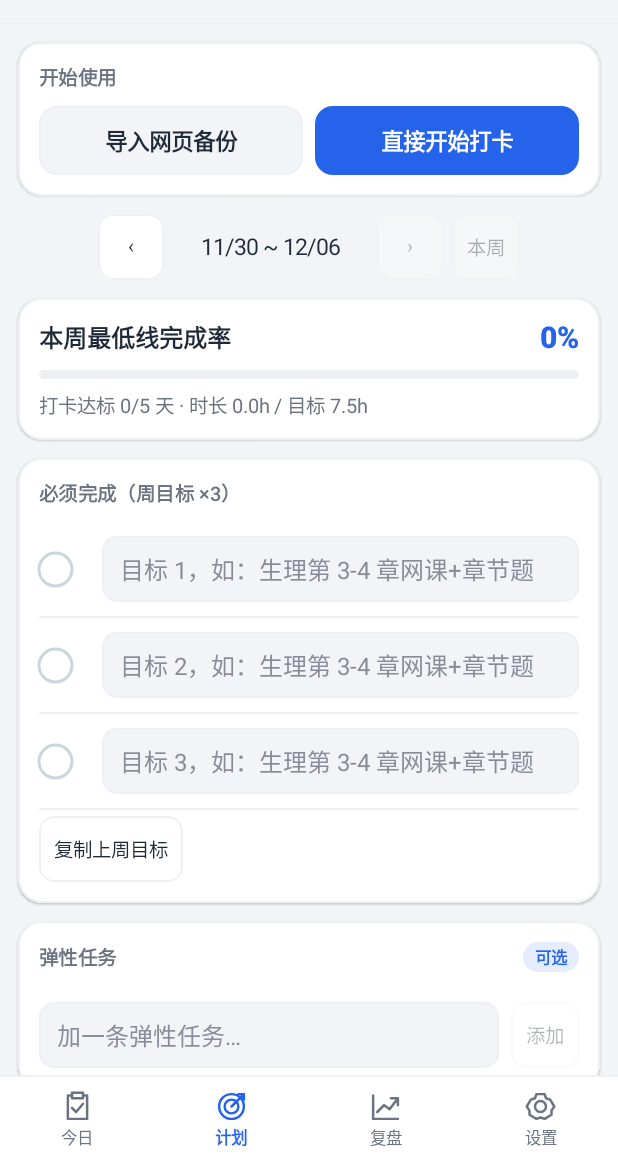
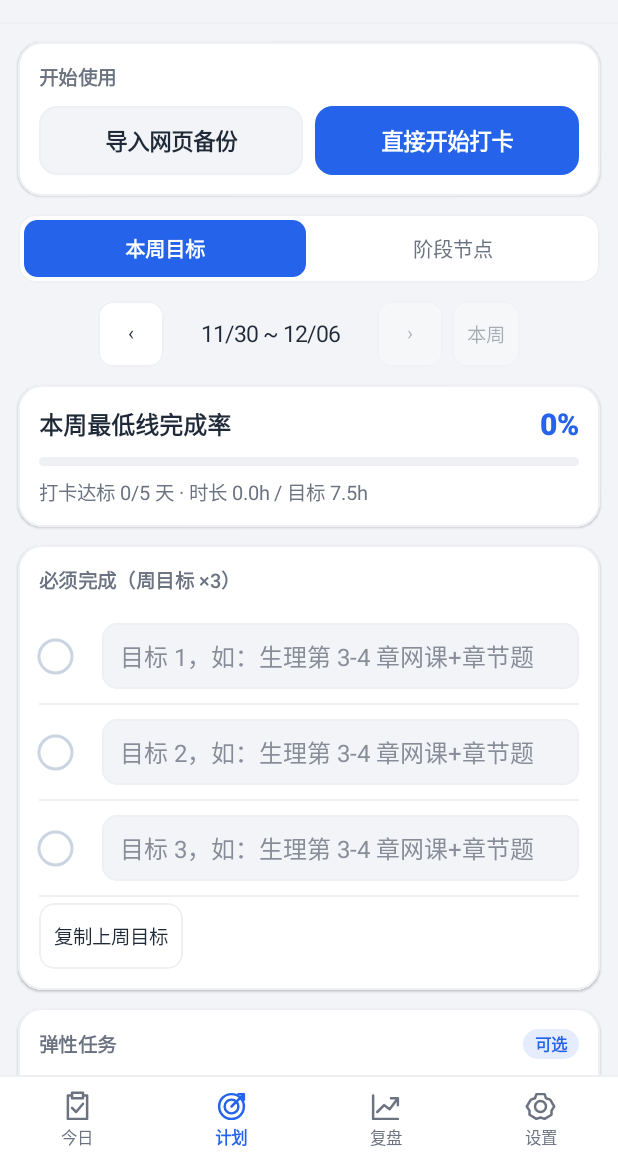
Before and after one commit to xjb1337/kaoyan-checkin, an Android app built with Jetpack Compose: the screen it shows after launch (MainActivity), item 2 of the bottom bar chosen, on a phone screen of 412 x 824 dp, the part 78-1236 px from its top. Run offline under Robolectric (Android 15) with nearby library versions, the phone set to English and light mode, and no system bars; our stand-ins replace Room's generated code; network calls fail; pictures from the network do not load.

Commit message:
Android：分段切换与首屏摘要条，缩短页面长度并突出关键信息

```diff
--- a/android/app/src/main/java/com/xjb/kaoyancheckin/MainActivity.kt
+++ b/android/app/src/main/java/com/xjb/kaoyancheckin/MainActivity.kt
@@ -153,6 +153,8 @@ private fun CheckinApp(openTodaySignal: Int, model: CheckinViewModel, updates: U
         Box(Modifier.weight(1f).fillMaxWidth(), contentAlignment = Alignment.TopCenter) {
             if (!model.ready) CircularProgressIndicator(Modifier.align(Alignment.Center))
             else key(model.page, openTodaySignal) {
+                var planSubPage by rememberSaveable { mutableStateOf(0) }
+                var reviewSubPage by rememberSaveable { mutableStateOf(0) }
                 Column(Modifier.widthIn(max = 540.dp).fillMaxWidth().verticalScroll(rememberScrollState())
                     .padding(horizontal = 12.dp, vertical = 12.dp), verticalArrangement = Arrangement.spacedBy(12.dp)) {
                     if (model.loadError.isNotEmpty()) Section("存档读取异常") {
@@ -171,12 +173,12 @@ private fun CheckinApp(openTodaySignal: Int, model: CheckinViewModel, updates: U
                     when (model.page) {
                         0 -> TodayScreen(model)
                         1 -> {
-                            WeekScreen(model)
-                            MilestonesScreen(model)
+                            SegmentedBar(listOf("本周目标", "阶段节点"), planSubPage) { planSubPage = it }
+                            if (planSubPage == 0) WeekScreen(model) else MilestonesScreen(model)
                         }
                         2 -> {
-                            ProgressScreen(model)
-                            StatsScreen(model)
+                            SegmentedBar(listOf("进度预测", "统计趋势"), reviewSubPage) { reviewSubPage = it }
+                            if (reviewSubPage == 0) ProgressScreen(model) else StatsScreen(model)
                         }
                         else -> SettingsScreen(model, updates, appearance)
                     }
--- a/android/app/src/main/java/com/xjb/kaoyancheckin/TodayWeekScreens.kt
+++ b/android/app/src/main/java/com/xjb/kaoyancheckin/TodayWeekScreens.kt
@@ -127,6 +127,31 @@ internal fun TodayScreen(model: CheckinViewModel) {
         badge = minBadge,
         modifier = Modifier.bringIntoViewRequester(tasksRequester),
     ) {
+        if (date >= model.plan.start && date <= model.today && tasks.isNotEmpty()) {
+            val todayHours = record.optDouble("h", 0.0)
+            val goalHours = model.plan.goalHours(date, state, model.today)
+            val doneTasks = tasks.count { model.plan.isDone(record, it.id) }
+            Row(Modifier.fillMaxWidth().padding(bottom = 8.dp), horizontalArrangement = Arrangement.spacedBy(8.dp)) {
+                SummaryMetric(
+                    "${model.plan.minCount(date, state)}/$maximum",
+                    if (met) "最低线达标" else "最低线",
+                    if (met) webColors.green else webColors.accent,
+                    Modifier.weight(1f),
+                )
+                SummaryMetric(
+                    "$doneTasks/${tasks.size}",
+                    "今日任务",
+                    if (doneTasks == tasks.size) webColors.green else webColors.text,
+                    Modifier.weight(1f),
+                )
+                SummaryMetric(
+                    "${hours(todayHours)}/${hours(goalHours)}h",
+                    "学习时长",
+                    if (todayHours >= goalHours) webColors.green else webColors.text,
+                    Modifier.weight(1f),
+                )
+            }
+        }
         if (tasks.isEmpty() && date < model.plan.start) {
             Row(Modifier.fillMaxWidth().padding(vertical = 6.dp), verticalAlignment = Alignment.CenterVertically,
                 horizontalArrangement = Arrangement.spacedBy(8.dp)) {
@@ -142,23 +167,21 @@ internal fun TodayScreen(model: CheckinViewModel) {
         @Composable
         fun renderTask(task: StudyTask) {
             val deletable = task.id.startsWith("c:") || task.id.startsWith("r:")
-            TaskRow(task.label, model.plan.isDone(record, task.id), enabled, task.tag, task.id in minimumIds,
-                minimum = task.id in minimumIds,
-                onDelete = if (deletable) ({ deleteTarget = task.id }) else null) {
-                model.toggleTask(date, task.id)
-            }
-            if (enabled && date <= model.today && task.tag in listOf("西综", "英语")) {
-                Row(Modifier.fillMaxWidth().padding(start = 32.dp, bottom = 6.dp),
-                    horizontalArrangement = Arrangement.spacedBy(6.dp), verticalAlignment = Alignment.CenterVertically) {
-                    val currentHours = record.obj("sh").optDouble(task.tag, 0.0)
-                    Text("${task.tag} ${hours(currentHours)}h", fontSize = 11.5.sp, color = webColors.sub)
-                    Box(Modifier.clip(RoundedCornerShape(6.dp))
+            val quickHour: (@Composable RowScope.() -> Unit)? = if (enabled && date <= model.today && task.tag in listOf("西综", "英语")) {
+                {
+                    Box(Modifier.padding(start = 4.dp).clip(RoundedCornerShape(6.dp))
                         .background(webColors.chipBlue)
                         .clickable { model.adjustHours(date, task.tag, 0.5) }
-                        .padding(horizontal = 8.dp, vertical = 3.dp)) {
+                        .padding(horizontal = 7.dp, vertical = 4.dp)) {
                         Text("+0.5h", fontSize = 11.sp, fontWeight = FontWeight.SemiBold, color = webColors.accent)
                     }
                 }
+            } else null
+            TaskRow(task.label, model.plan.isDone(record, task.id), enabled, task.tag, task.id in minimumIds,
+                minimum = task.id in minimumIds,
+                onDelete = if (deletable) ({ deleteTarget = task.id }) else null,
+                trailing = quickHour) {
+                model.toggleTask(date, task.id)
             }
             if (task.id == "words") {
                 Column(Modifier.fillMaxWidth().padding(start = 32.dp, top = 4.dp, bottom = 10.dp),
@@ -292,7 +315,7 @@ private fun ForecastGlance(items: List<ForecastSummaryItem>, openDetails: () ->
             Text("学习预测", Modifier.weight(1f), color = c.sub, fontSize = 12.sp, fontWeight = FontWeight.SemiBold)
             Text("详情 ›", color = c.accent, fontSize = 12.sp, fontWeight = FontWeight.SemiBold)
         }
-        items.take(4).forEach { item ->
+        items.take(2).forEach { item ->
             val (color, background) = when (item.tone) {
                 ForecastTone.GOOD -> c.green to c.chipGreen
                 ForecastTone.BAD -> c.red to c.chipRed
--- a/android/app/src/main/java/com/xjb/kaoyancheckin/WebComponents.kt
+++ b/android/app/src/main/java/com/xjb/kaoyancheckin/WebComponents.kt
@@ -133,7 +133,8 @@ internal fun Chip(text: String, color: Color, background: Color, modifier: Modif
 
 @Composable
 internal fun TaskRow(label: String, checked: Boolean, enabled: Boolean = true, tag: String? = null, bold: Boolean = false,
-                     minimum: Boolean = false, onDelete: (() -> Unit)? = null, onChange: () -> Unit) {
+                     minimum: Boolean = false, onDelete: (() -> Unit)? = null,
+                     trailing: (@Composable RowScope.() -> Unit)? = null, onChange: () -> Unit) {
     val c = webColors
     Row(Modifier.fillMaxWidth().heightIn(min = 58.dp), verticalAlignment = Alignment.CenterVertically) {
         Row(Modifier.weight(1f).heightIn(min = 58.dp)
@@ -157,6 +158,7 @@ internal fun TaskRow(label: String, checked: Boolean, enabled: Boolean = true, t
                 Chip(tag, fg, bg)
             }
         }
+        trailing?.invoke(this)
         if (onDelete != null) {
             WebButton("✕", onDelete, Modifier.padding(start = 4.dp, end = 2.dp), enabled = enabled,
                 accessibilityLabel = "删除$label")
@@ -352,3 +354,40 @@ internal fun BarRow(label: String, value: String, progress: Float, color: Color,
         Text(value, Modifier.width(46.dp), textAlign = TextAlign.End, color = webColors.sub, fontSize = 11.5.sp, maxLines = 1)
     }
 }
+
+@Composable
+internal fun SegmentedBar(options: List<String>, selected: Int, onSelect: (Int) -> Unit) {
+    val c = webColors
+    Row(
+        Modifier.fillMaxWidth().clip(RoundedCornerShape(12.dp)).background(c.card)
+            .border(1.dp, c.line, RoundedCornerShape(12.dp)).padding(4.dp),
+        horizontalArrangement = Arrangement.spacedBy(4.dp),
+    ) {
+        options.forEachIndexed { index, label ->
+            val active = selected == index
+            Box(
+                Modifier.weight(1f).clip(RoundedCornerShape(9.dp))
+                    .background(if (active) c.blue else Color.Transparent)
+                    .clickable { onSelect(index) }
+                    .padding(vertical = 8.dp),
+                contentAlignment = Alignment.Center,
+            ) {
+                Text(label, fontSize = 13.5.sp, fontWeight = if (active) FontWeight.Bold else FontWeight.Medium,
+                    color = if (active) Color.White else c.sub, maxLines = 1)
+            }
+        }
+    }
+}
+
+@Composable
+internal fun SummaryMetric(value: String, label: String, color: Color, modifier: Modifier = Modifier) {
+    val c = webColors
+    Column(
+        modifier.clip(RoundedCornerShape(10.dp)).background(c.bg).padding(horizontal = 10.dp, vertical = 8.dp),
+        horizontalAlignment = Alignment.CenterHorizontally,
+        verticalArrangement = Arrangement.spacedBy(2.dp),
+    ) {
+        Text(value, fontSize = 18.sp, fontWeight = FontWeight.Bold, color = color, maxLines = 1)
+        Text(label, fontSize = 11.sp, color = c.sub, maxLines = 1)
+    }
+}
```
Also changed, not shown: 1 other file.
